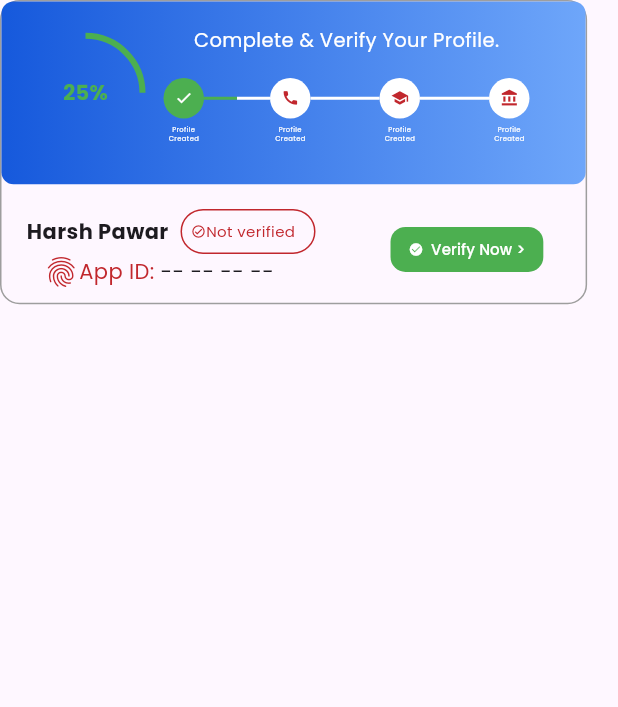
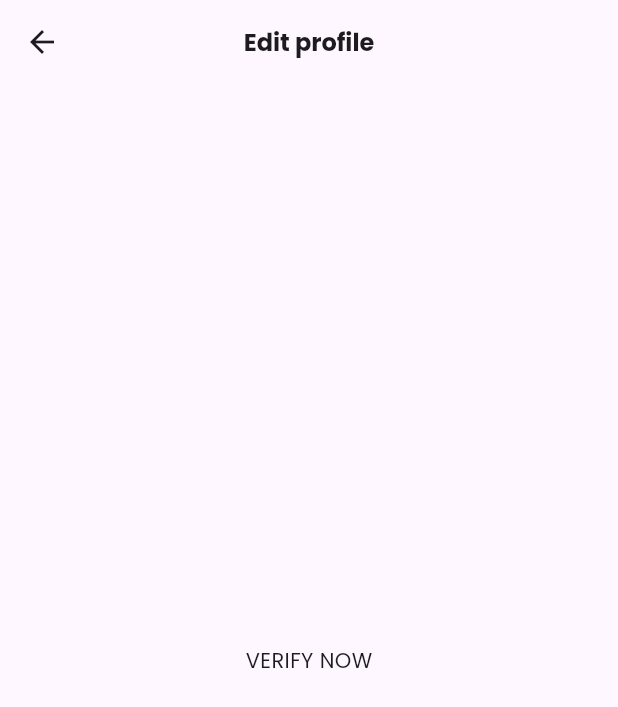
Before and after one commit to anas4519/hiremi_dashboard, a Flutter app: the VerificationStatus widget shown alone on an empty page, opened directly, after a tap on "Verify Now >", on a phone screen of 412 x 824 dp. Shown: the top 707 px of the screen. Run offline on Flutter 3.47's test engine with Material 3 defaults, Android fonts, the phone set to English and light mode, and no system bars; drawn by our look-alikes of percent_indicator; our stand-ins replace google_fonts.

Commit message:
minor changes

```diff
--- a/lib/main.dart
+++ b/lib/main.dart
@@ -1,7 +1,5 @@
 import 'package:flutter/material.dart';
 import 'package:google_fonts/google_fonts.dart';
-
-import 'package:hiremi_dashboard/widgets/nav_bar.dart';
 import 'package:hiremi_dashboard/widgets/new_navBar.dart';
 
 void main() {
--- a/lib/screens/profile_screen.dart
+++ b/lib/screens/profile_screen.dart
@@ -31,7 +31,7 @@ class ProfileScreen extends StatelessWidget {
                 children: [
                   CircularPercentIndicator(
                     radius: 40,
-                    lineWidth: 4,
+                    lineWidth: 6,
                     percent: percent,
                     center: Text('$per%'),
                     progressColor: Colors.green,
--- /dev/null
+++ b/lib/screens/verify.dart
@@ -0,0 +1,23 @@
+import 'package:flutter/material.dart';
+
+class VerificationScreen extends StatefulWidget {
+  const VerificationScreen({super.key});
+
+  @override
+  State<VerificationScreen> createState() => _VerificationScreenState();
+}
+
+class _VerificationScreenState extends State<VerificationScreen> {
+  @override
+  Widget build(BuildContext context) {
+    return Scaffold(
+      appBar: AppBar(
+        title: const Text('Edit profile', style: TextStyle(fontWeight: FontWeight.bold, fontSize: 16),),
+        centerTitle: true,
+      ),
+      body: const Center(
+        child: Text('VERIFY NOW'),
+      ),
+    );
+  }
+}
--- a/lib/widgets/drawer_child.dart
+++ b/lib/widgets/drawer_child.dart
@@ -8,7 +8,6 @@ class DrawerChild extends StatelessWidget {
   Widget build(BuildContext context) {
     return Padding(
       padding: const EdgeInsets.all(16),
-      child: Container(
       child: Column(
               crossAxisAlignment: CrossAxisAlignment.center,
               children: [
@@ -23,7 +22,7 @@ class DrawerChild extends StatelessWidget {
               radius: 40,
               lineWidth: 4,
               percent: 0.25,
-                  center: Text('25%'),
+              center: const Text('25%'),
               progressColor: Colors.green,
               backgroundColor: Colors.transparent,
             ),
@@ -266,7 +265,7 @@ class DrawerChild extends StatelessWidget {
         ],
       )
               ],
-      )),
+            ),
     );
   }
 }
--- a/lib/widgets/verification_status.dart
+++ b/lib/widgets/verification_status.dart
@@ -1,4 +1,5 @@
 import 'package:flutter/material.dart';
+import 'package:hiremi_dashboard/screens/verify.dart';
 import 'package:percent_indicator/circular_percent_indicator.dart';
 
 class VerificationStatus extends StatelessWidget {
@@ -32,9 +33,16 @@ class VerificationStatus extends StatelessWidget {
                         padding: const EdgeInsets.all(16),
                         child: Row(
                           children: [
-                            CircularPercentIndicator(
+                            Container(
+                              height: 80,
+                              width: 80,
+                              decoration: BoxDecoration(
+                                color: Colors.white,
+                                borderRadius: BorderRadius.circular(40)
+                              ),
+                              child: CircularPercentIndicator(
                                 radius: 40,
-                              lineWidth: 4,
+                                lineWidth: 6,
                                 percent: 0.25,
                                 center: const Text(
                                   '25%',
@@ -44,6 +52,7 @@ class VerificationStatus extends StatelessWidget {
                                 ),
                                 progressColor: Colors.green,
                                 backgroundColor: Colors.transparent,
+                              ),
                             ),
                             const SizedBox(
                               width: 12,
@@ -322,7 +331,7 @@ class VerificationStatus extends StatelessWidget {
                             ),
                             child: TextButton(
                               onPressed: () {
-                                // Add your button click logic here
+                                Navigator.of(context).push(MaterialPageRoute(builder: (ctx)=> VerificationScreen()));
                               },
                               child: const Row(
                                 children: [
```
Also changed, not shown: lib/widgets/nav_bar.dart (deleted, +0 -128 lines), lib/widgets/new_navBar.dart (+27 -9 lines). Lines whose indentation alone changed are shown as unchanged.
